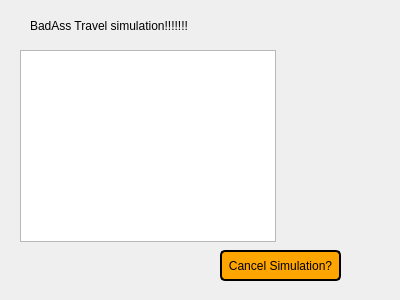
The window that EuropeanVacation/ttravelsimulation.ui (brivero0/TeamMagmar) describes before a commit, drawn with Qt 5.
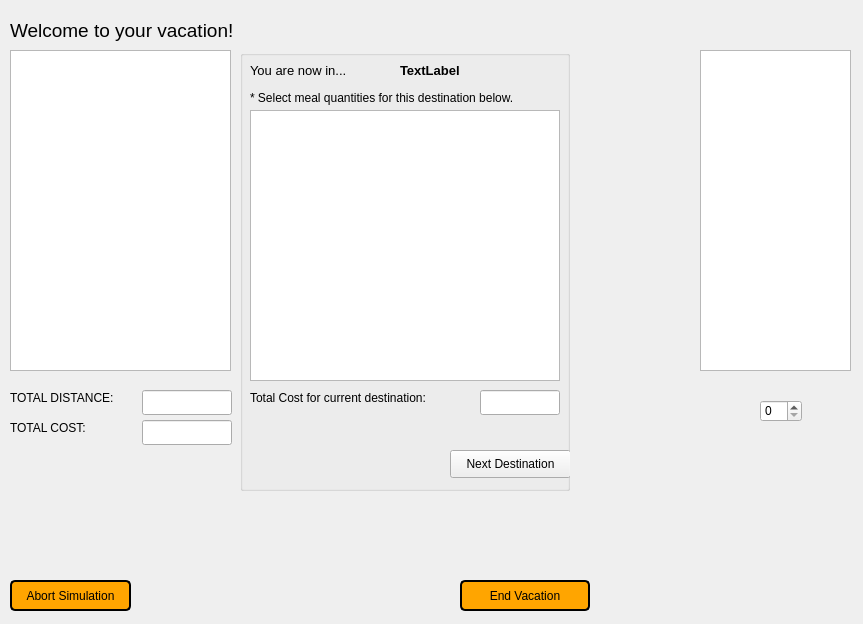
The same window after the commit.

```diff
--- a/EuropeanVacation/ttravelsimulation.ui
+++ b/EuropeanVacation/ttravelsimulation.ui
@@ -6,31 +6,18 @@
    <rect>
     <x>0</x>
     <y>0</y>
-    <width>400</width>
-    <height>300</height>
+    <width>863</width>
+    <height>624</height>
    </rect>
   </property>
   <property name="windowTitle">
    <string>Form</string>
   </property>
-  <widget class="QLabel" name="label">
-   <property name="geometry">
-    <rect>
-     <x>30</x>
-     <y>0</y>
-     <width>161</width>
-     <height>51</height>
-    </rect>
-   </property>
-   <property name="text">
-    <string>BadAss Travel simulation!!!!!!!</string>
-   </property>
-  </widget>
   <widget class="QPushButton" name="exitSimulationButton">
    <property name="geometry">
     <rect>
-     <x>220</x>
-     <y>250</y>
+     <x>10</x>
+     <y>580</y>
      <width>121</width>
      <height>31</height>
     </rect>
@@ -43,19 +30,284 @@
 border-radius: 5px;</string>
    </property>
    <property name="text">
-    <string>Cancel Simulation?</string>
+    <string>Abort Simulation</string>
    </property>
   </widget>
   <widget class="QListWidget" name="testListWidget">
    <property name="geometry">
     <rect>
-     <x>20</x>
+     <x>10</x>
      <y>50</y>
-     <width>256</width>
-     <height>192</height>
+     <width>221</width>
+     <height>321</height>
     </rect>
    </property>
   </widget>
+  <widget class="QListWidget" name="listWidget_2">
+   <property name="geometry">
+    <rect>
+     <x>700</x>
+     <y>50</y>
+     <width>151</width>
+     <height>321</height>
+    </rect>
+   </property>
+  </widget>
+  <widget class="QLabel" name="titleLabel">
+   <property name="geometry">
+    <rect>
+     <x>10</x>
+     <y>10</y>
+     <width>461</width>
+     <height>41</height>
+    </rect>
+   </property>
+   <property name="font">
+    <font>
+     <pointsize>14</pointsize>
+    </font>
+   </property>
+   <property name="text">
+    <string>Welcome to your vacation!</string>
+   </property>
+  </widget>
+  <widget class="QPushButton" name="endVacationButton">
+   <property name="geometry">
+    <rect>
+     <x>460</x>
+     <y>580</y>
+     <width>130</width>
+     <height>31</height>
+    </rect>
+   </property>
+   <property name="styleSheet">
+    <string notr="true">background-color:#ffa500;
+border-style: solid;
+border-color: black;
+border-width: 2px;
+border-radius: 5px;</string>
+   </property>
+   <property name="text">
+    <string>End Vacation</string>
+   </property>
+  </widget>
+  <widget class="QGroupBox" name="foodGroupBox">
+   <property name="geometry">
+    <rect>
+     <x>240</x>
+     <y>50</y>
+     <width>330</width>
+     <height>441</height>
+    </rect>
+   </property>
+   <property name="title">
+    <string/>
+   </property>
+   <widget class="QLabel" name="welcomeLabel">
+    <property name="geometry">
+     <rect>
+      <x>10</x>
+      <y>10</y>
+      <width>141</width>
+      <height>21</height>
+     </rect>
+    </property>
+    <property name="font">
+     <font>
+      <pointsize>10</pointsize>
+     </font>
+    </property>
+    <property name="text">
+     <string>You are now in...</string>
+    </property>
+   </widget>
+   <widget class="QLabel" name="currCityLabel">
+    <property name="geometry">
+     <rect>
+      <x>160</x>
+      <y>10</y>
+      <width>161</width>
+      <height>21</height>
+     </rect>
+    </property>
+    <property name="font">
+     <font>
+      <pointsize>10</pointsize>
+      <weight>75</weight>
+      <bold>true</bold>
+     </font>
+    </property>
+    <property name="text">
+     <string>TextLabel</string>
+    </property>
+   </widget>
+   <widget class="QTableWidget" name="foodTableWidget">
+    <property name="geometry">
+     <rect>
+      <x>10</x>
+      <y>60</y>
+      <width>310</width>
+      <height>271</height>
+     </rect>
+    </property>
+    <attribute name="verticalHeaderVisible">
+     <bool>false</bool>
+    </attribute>
+   </widget>
+   <widget class="QPushButton" name="nextDestButton">
+    <property name="geometry">
+     <rect>
+      <x>210</x>
+      <y>400</y>
+      <width>121</width>
+      <height>28</height>
+     </rect>
+    </property>
+    <property name="text">
+     <string>Next Destination</string>
+    </property>
+   </widget>
+   <widget class="QLabel" name="currDestCostLabel">
+    <property name="geometry">
+     <rect>
+      <x>10</x>
+      <y>340</y>
+      <width>231</width>
+      <height>16</height>
+     </rect>
+    </property>
+    <property name="font">
+     <font>
+      <pointsize>9</pointsize>
+     </font>
+    </property>
+    <property name="text">
+     <string>Total Cost for current destination: </string>
+    </property>
+   </widget>
+   <widget class="QLineEdit" name="currDestCostLine">
+    <property name="geometry">
+     <rect>
+      <x>240</x>
+      <y>340</y>
+      <width>80</width>
+      <height>25</height>
+     </rect>
+    </property>
+    <property name="font">
+     <font>
+      <pointsize>9</pointsize>
+     </font>
+    </property>
+    <property name="alignment">
+     <set>Qt::AlignRight|Qt::AlignTrailing|Qt::AlignVCenter</set>
+    </property>
+    <property name="readOnly">
+     <bool>true</bool>
+    </property>
+   </widget>
+   <widget class="QLabel" name="label">
+    <property name="geometry">
+     <rect>
+      <x>10</x>
+      <y>40</y>
+      <width>311</width>
+      <height>16</height>
+     </rect>
+    </property>
+    <property name="text">
+     <string>* Select meal quantities for this destination below.</string>
+    </property>
+   </widget>
+  </widget>
+  <widget class="QSpinBox" name="spinBox">
+   <property name="geometry">
+    <rect>
+     <x>760</x>
+     <y>400</y>
+     <width>42</width>
+     <height>22</height>
+    </rect>
+   </property>
+  </widget>
+  <widget class="QLabel" name="totalDistLabel">
+   <property name="geometry">
+    <rect>
+     <x>10</x>
+     <y>390</y>
+     <width>131</width>
+     <height>16</height>
+    </rect>
+   </property>
+   <property name="font">
+    <font>
+     <pointsize>9</pointsize>
+    </font>
+   </property>
+   <property name="text">
+    <string>TOTAL DISTANCE: </string>
+   </property>
+  </widget>
+  <widget class="QLabel" name="totalCostLabel">
+   <property name="geometry">
+    <rect>
+     <x>10</x>
+     <y>420</y>
+     <width>131</width>
+     <height>16</height>
+    </rect>
+   </property>
+   <property name="font">
+    <font>
+     <pointsize>9</pointsize>
+    </font>
+   </property>
+   <property name="text">
+    <string>TOTAL COST: </string>
+   </property>
+  </widget>
+  <widget class="QLineEdit" name="totalDistLine">
+   <property name="geometry">
+    <rect>
+     <x>142</x>
+     <y>390</y>
+     <width>90</width>
+     <height>25</height>
+    </rect>
+   </property>
+   <property name="font">
+    <font>
+     <pointsize>9</pointsize>
+    </font>
+   </property>
+   <property name="alignment">
+    <set>Qt::AlignRight|Qt::AlignTrailing|Qt::AlignVCenter</set>
+   </property>
+   <property name="readOnly">
+    <bool>true</bool>
+   </property>
+  </widget>
+  <widget class="QLineEdit" name="totalCostLine">
+   <property name="geometry">
+    <rect>
+     <x>142</x>
+     <y>420</y>
+     <width>90</width>
+     <height>25</height>
+    </rect>
+   </property>
+   <property name="font">
+    <font>
+     <pointsize>9</pointsize>
+    </font>
+   </property>
+   <property name="alignment">
+    <set>Qt::AlignRight|Qt::AlignTrailing|Qt::AlignVCenter</set>
+   </property>
+   <property name="readOnly">
+    <bool>true</bool>
+   </property>
+  </widget>
  </widget>
  <resources/>
  <connections/>
```
Left out of the diff: 2 changed lines with no effect on the pictures.
